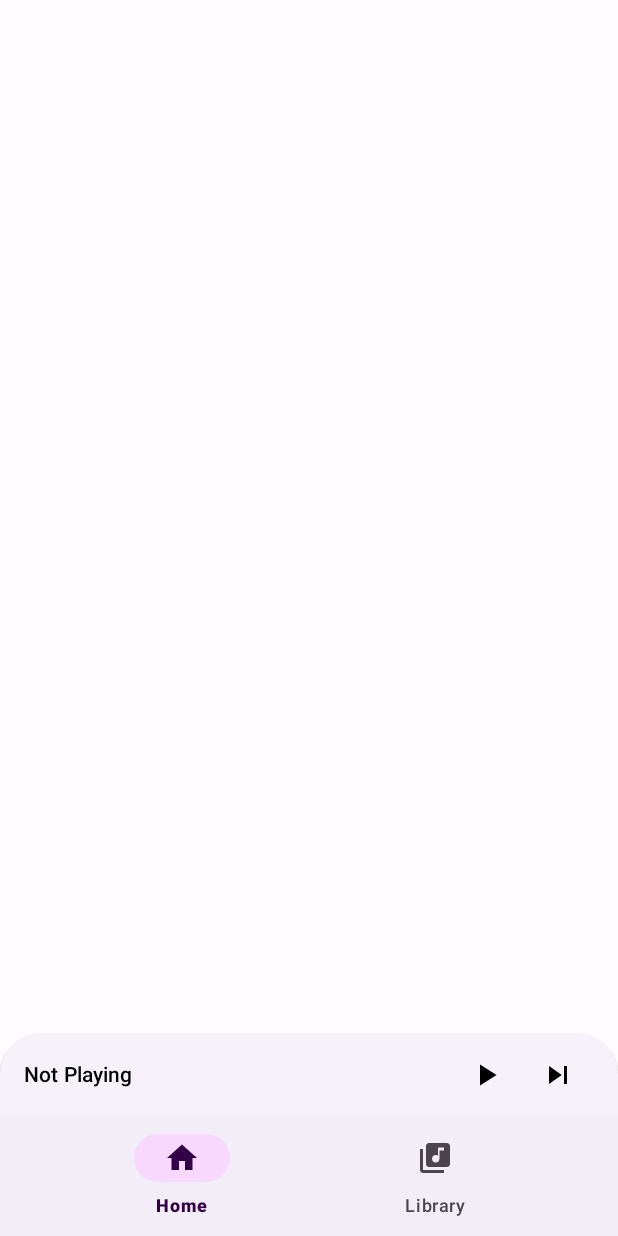
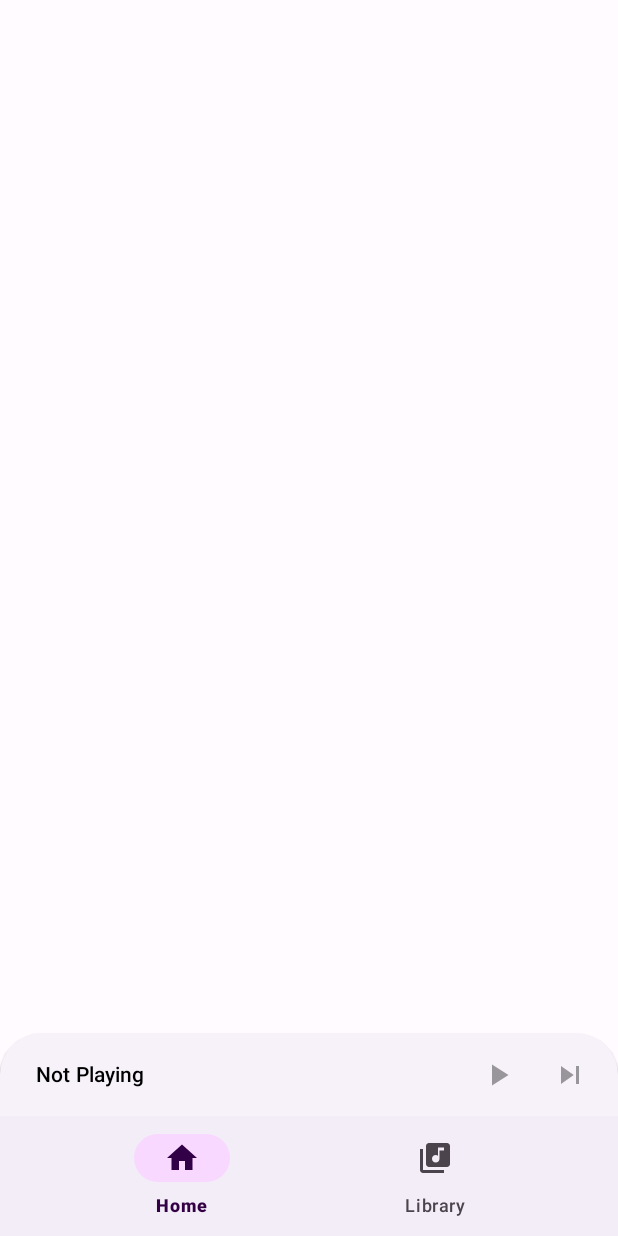
Before and after one commit to blackcandy-org/android, an Android app built with Jetpack Compose: the screen it shows after launch (MainActivity), on a phone screen of 412 x 824 dp. Run offline under Robolectric (Android 15) with nearby library versions, the phone set to English and light mode, and no system bars; libraries missing offline, so code that uses them is left out: com.google.accompanist.themeadapter, dev.hotwire.turbo, org.chromium.net; missing, so only their content is drawn: Mdc3Theme; pictures from the network do not load; 14 statements that could not run were skipped.

Commit message:
Implemented music operations on mini player

```diff
--- a/app/src/main/java/org/blackcandy/android/compose/player/MiniPlayer.kt
+++ b/app/src/main/java/org/blackcandy/android/compose/player/MiniPlayer.kt
@@ -4,46 +4,86 @@ import androidx.compose.foundation.layout.Arrangement
 import androidx.compose.foundation.layout.Row
 import androidx.compose.foundation.layout.height
 import androidx.compose.foundation.layout.padding
+import androidx.compose.foundation.shape.RoundedCornerShape
 import androidx.compose.material3.Icon
 import androidx.compose.material3.IconButton
 import androidx.compose.material3.MaterialTheme
 import androidx.compose.material3.Text
 import androidx.compose.runtime.Composable
+import androidx.compose.runtime.collectAsState
+import androidx.compose.runtime.getValue
 import androidx.compose.ui.Alignment
 import androidx.compose.ui.Modifier
+import androidx.compose.ui.draw.clip
 import androidx.compose.ui.res.dimensionResource
 import androidx.compose.ui.res.painterResource
 import androidx.compose.ui.res.stringResource
+import coil.compose.AsyncImage
 import org.blackcandy.android.R
 import org.blackcandy.android.viewmodels.MiniPlayerViewModel
 import org.koin.androidx.compose.koinViewModel
 
 @Composable
 fun MiniPlayer(viewModel: MiniPlayerViewModel = koinViewModel()) {
+    val musicState by viewModel.musicState.collectAsState()
+
     Row(
         modifier =
             Modifier
                 .height(dimensionResource(R.dimen.mini_player_height))
-                .padding(horizontal = dimensionResource(R.dimen.padding_small)),
+                .padding(horizontal = dimensionResource(R.dimen.padding_narrow)),
         verticalAlignment = Alignment.CenterVertically,
         horizontalArrangement = Arrangement.SpaceBetween,
     ) {
+        Row(
+            verticalAlignment = Alignment.CenterVertically,
+        ) {
+            if (musicState.hasCurrentSong) {
+                AsyncImage(
+                    model = musicState.currentSong!!.albumImageUrl.small,
+                    contentDescription = stringResource(R.string.album_cover),
+                    modifier =
+                        Modifier
+                            .clip(RoundedCornerShape(dimensionResource(R.dimen.corner_radius_small)))
+                            .padding(vertical = dimensionResource(R.dimen.padding_narrow)),
+                )
+            }
+
             Text(
-            stringResource(R.string.not_playing),
+                modifier = Modifier.padding(start = dimensionResource(R.dimen.padding_small)),
+                text = musicState.currentSong?.name ?: stringResource(R.string.not_playing),
                 style = MaterialTheme.typography.labelLarge,
             )
+        }
 
         Row {
             IconButton(
-                onClick = { viewModel.play() },
+                onClick = {
+                    if (musicState.isPlaying) {
+                        viewModel.pause()
+                    } else {
+                        viewModel.play()
+                    }
+                },
+                enabled = musicState.hasCurrentSong,
             ) {
+                if (musicState.isPlaying) {
+                    Icon(
+                        painterResource(R.drawable.baseline_pause_24),
+                        contentDescription = stringResource(id = R.string.pause),
+                    )
+                } else {
                     Icon(
                         painterResource(R.drawable.baseline_play_arrow_24),
                         contentDescription = stringResource(id = R.string.play),
                     )
                 }
+            }
 
-            IconButton(onClick = { }) {
+            IconButton(
+                onClick = { viewModel.next() },
+                enabled = musicState.hasCurrentSong,
+            ) {
                 Icon(
                     painterResource(R.drawable.baseline_skip_next_24),
                     contentDescription = stringResource(id = R.string.next),
--- a/app/src/main/java/org/blackcandy/android/media/MusicServiceController.kt
+++ b/app/src/main/java/org/blackcandy/android/media/MusicServiceController.kt
@@ -2,15 +2,22 @@ package org.blackcandy.android.media
 
 import android.content.ComponentName
 import android.content.Context
+import androidx.media3.common.Player
 import androidx.media3.session.MediaController
 import androidx.media3.session.SessionToken
 import com.google.common.util.concurrent.MoreExecutors
+import kotlinx.coroutines.flow.MutableStateFlow
+import kotlinx.coroutines.flow.asStateFlow
+import kotlinx.coroutines.flow.update
 import org.blackcandy.android.models.Song
 
 class MusicServiceController(
     private val appContext: Context,
 ) {
     private var controller: MediaController? = null
+    private val _musicState = MutableStateFlow(MusicState())
+
+    val musicState = _musicState.asStateFlow()
 
     fun initMediaController(onInitialized: () -> Unit) {
         val controllerFuture =
@@ -21,16 +28,49 @@ class MusicServiceController(
 
         controllerFuture.addListener({
             controller = controllerFuture.get()
+            controller?.addListener(
+                object : Player.Listener {
+                    override fun onEvents(
+                        player: Player,
+                        events: Player.Events,
+                    ) {
+                        if (events.contains(Player.EVENT_PLAYBACK_STATE_CHANGED)) {
+                            _musicState.update { it.copy(playbackState = player.playbackState) }
+                        }
+
+                        if (events.contains(Player.EVENT_MEDIA_ITEM_TRANSITION)) {
+                            val currentMediaId = player.currentMediaItem?.mediaId
+                            val currentSong = _musicState.value.playlist.find { it.id.toString() == currentMediaId }
+
+                            _musicState.update { it.copy(currentSong = currentSong) }
+                        }
+
+                        if (events.contains(Player.EVENT_IS_PLAYING_CHANGED)) {
+                            _musicState.update { it.copy(isPlaying = player.isPlaying) }
+                        }
+                    }
+                },
+            )
             onInitialized()
         }, MoreExecutors.directExecutor())
     }
 
     fun updatePlaylist(songs: List<Song>) {
         val mediaItems = songs.map { it.toMediaItem() }
-        controller?.addMediaItems(mediaItems)
+
+        controller?.setMediaItems(mediaItems)
+        _musicState.update { it.copy(playlist = songs) }
     }
 
     fun play() {
         controller?.play()
     }
+
+    fun pause() {
+        controller?.pause()
+    }
+
+    fun next() {
+        controller?.seekToNext()
+    }
 }
--- /dev/null
+++ b/app/src/main/java/org/blackcandy/android/media/MusicState.kt
@@ -0,0 +1,13 @@
+package org.blackcandy.android.media
+
+import androidx.media3.common.Player
+import org.blackcandy.android.models.Song
+
+data class MusicState(
+    val playlist: List<Song> = emptyList(),
+    val playbackState: Int = Player.STATE_IDLE,
+    val currentSong: Song? = null,
+    val isPlaying: Boolean = false,
+) {
+    val hasCurrentSong: Boolean get() = currentSong != null
+}
```
Also changed, not shown: app/src/main/java/org/blackcandy/android/viewmodels/MiniPlayerViewModel.kt (+10 -0 lines). Lines whose indentation alone changed are shown as unchanged.
